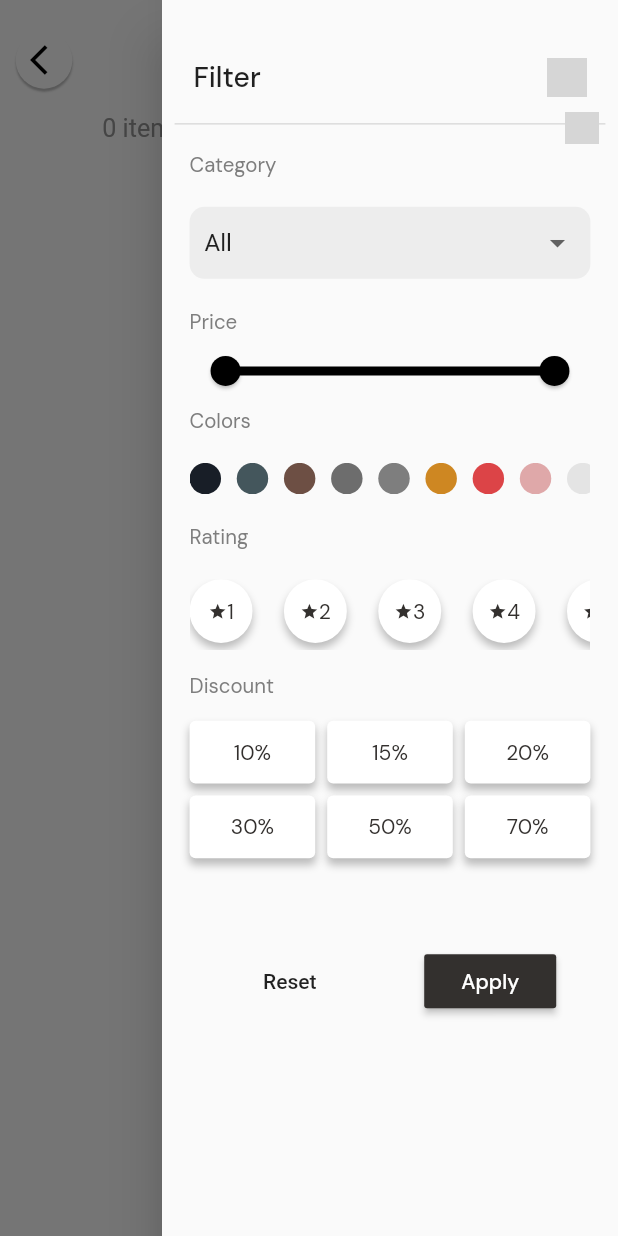
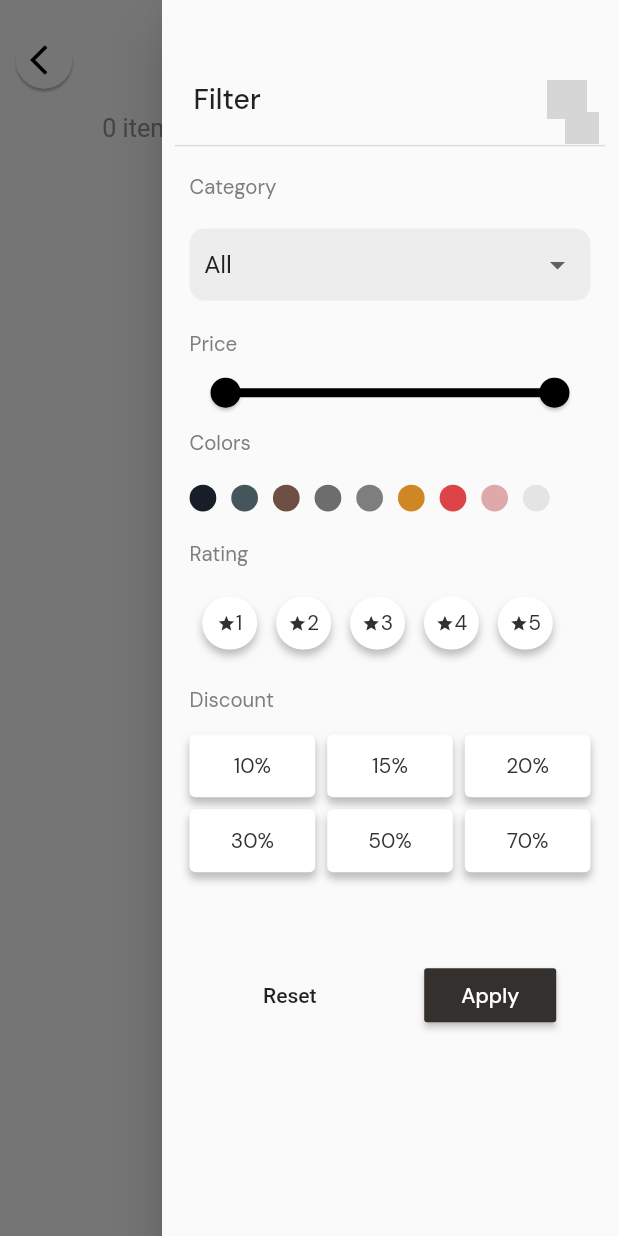
Before and after one commit to Mahmoudmnb/shop_app, a Flutter app: the SeeAllProductsPage screen opened directly with empty values, with the side drawer open, on a phone screen of 412 x 824 dp. Run offline on Flutter 3.47's test engine with Material 2 defaults, Android fonts, the phone set to English and light mode, and no system bars; our stand-ins replace appwrite, flutter_bloc, flutter_screenutil, flutter_staggered_animations, geocoding, geolocator and 10 more; missing offline and left inert: flutter_paypal_checkout; accounts and stored records are empty; grey boxes are pictures that could not be loaded.

Commit message:
fix some bugs

```diff
--- a/lib/featurs/main_page/featurs/check_out/screens/first_step.dart
+++ b/lib/featurs/main_page/featurs/check_out/screens/first_step.dart
@@ -99,6 +99,8 @@ class FirstStep extends StatelessWidget {
                       AddressModel address =
                           AddressModel.fromMap(locations[index]);
                       return CheckOutAddressCard(
+                          //! this property for select if this location is an only location
+                          lengthOfLocations: locations.length,
                           title: address.addressName,
                           description: address.address);
                     },
--- a/lib/featurs/main_page/featurs/check_out/screens/second_step.dart
+++ b/lib/featurs/main_page/featurs/check_out/screens/second_step.dart
@@ -61,7 +61,7 @@ class CheckOutScreen2 extends StatelessWidget {
                             image:
                                 const AssetImage('assets/images/location.png')),
                         SizedBox(
-                          width: 10.w,
+                          width: 10.w
                         ),
                         const CheckOutPoint(),
                         const CheckOutPoint(),
--- a/lib/featurs/main_page/featurs/home/pages/home_page.dart
+++ b/lib/featurs/main_page/featurs/home/pages/home_page.dart
@@ -56,7 +56,7 @@ class HomePage extends StatelessWidget {
           //! Discount products
           SizedBox(
               width: double.infinity,
-              height: 180.h,
+              height: 182.h,
               child: ListView.builder(
                   scrollDirection: Axis.horizontal,
                   itemCount:
--- a/lib/featurs/main_page/featurs/home/pages/see_all_products_page.dart
+++ b/lib/featurs/main_page/featurs/home/pages/see_all_products_page.dart
@@ -259,8 +259,7 @@ class _SeeAllProductsPageState extends State<SeeAllProductsPage> {
                     itemCount: categoryProducts.length,
                     gridDelegate:  SliverGridDelegateWithFixedCrossAxisCount(
                       crossAxisCount: 2,
-                      //* I edit it from .7 to .8
-                      childAspectRatio: .82.h,
+                      childAspectRatio: .7.h,
                       crossAxisSpacing: 20,
                     ),
                     itemBuilder: (context, index) {
--- a/lib/featurs/main_page/featurs/search/widgets/end_drawer.dart
+++ b/lib/featurs/main_page/featurs/search/widgets/end_drawer.dart
@@ -32,18 +32,14 @@ class EndDrawer extends StatelessWidget {
           .add(ChangeIsSearchEvent(isSearch: false));
     }
 
-    Widget sb({double width = 0, double height = 0}) {
-      return SizedBox(
-        height: height,
-        width: width,
-      );
-    }
-
-    return Drawer(
+    return SafeArea(
+      child: Drawer(
         child: Container(
+          margin: EdgeInsets.only(top: 15.h),
           padding: EdgeInsets.only(
               top: fromPage == 'SearchPage' ? 0 : 40.h, left: 8.w, right: 8.w),
-        child: Column(crossAxisAlignment: CrossAxisAlignment.start, children: [
+          child:
+              Column(crossAxisAlignment: CrossAxisAlignment.start, children: [
             Padding(
               padding: EdgeInsets.symmetric(horizontal: 12.w),
               child: Row(
@@ -63,12 +59,13 @@ class EndDrawer extends StatelessWidget {
                 ],
               ),
             ),
-          sb(height: fromPage == 'SearchPage' ? 0 : 10.h),
+            SizedBox(height: fromPage == 'SearchPage' ? 0 : 10.h),
             const Divider(thickness: 1),
             Container(
               padding: const EdgeInsets.symmetric(horizontal: 10),
-            child:
-                Column(crossAxisAlignment: CrossAxisAlignment.start, children: [
+              child: Column(
+                  crossAxisAlignment: CrossAxisAlignment.start,
+                  children: [
                     const SizedBox(height: 10),
                     Text(
                       "Category",
@@ -77,7 +74,7 @@ class EndDrawer extends StatelessWidget {
                           fontSize: 13.sp,
                           fontFamily: 'DM Sans'),
                     ),
-              sb(height: fromPage == 'SearchPage' ? 20.h : 20.h),
+                    SizedBox(height: fromPage == 'SearchPage' ? 20.h : 20.h),
                     Container(
                       width: double.infinity,
                       padding: const EdgeInsets.only(left: 10, right: 10),
@@ -169,7 +166,7 @@ class EndDrawer extends StatelessWidget {
                         },
                       ),
                     ),
-              sb(height: fromPage == 'SearchPage' ? 15.h : 20.h),
+                    SizedBox(height: fromPage == 'SearchPage' ? 15.h : 20.h),
                     Text(
                       "Price",
                       style: TextStyle(
@@ -206,7 +203,7 @@ class EndDrawer extends StatelessWidget {
                           fontSize: 13.sp,
                           fontFamily: 'DM Sans'),
                     ),
-              sb(height: fromPage == 'SearchPage' ? 15.h : 20.h),
+                    SizedBox(height: fromPage == 'SearchPage' ? 15.h : 20.h),
                     BlocBuilder<SearchCubit, SearchState>(
                       builder: (context, state) {
                         List<bool> filterColors = cubit.filterColors;
@@ -214,10 +211,11 @@ class EndDrawer extends StatelessWidget {
                           filterColors = cubit.filterColors;
                         }
                         return SizedBox(
-                    height: 20.w,
+                          height: 17.w,
                           child: ListView.separated(
                             physics: const BouncingScrollPhysics(),
-                      separatorBuilder: (context, index) => sb(width: 10.w),
+                            separatorBuilder: (context, index) =>
+                                SizedBox(width: 9.5.w),
                             scrollDirection: Axis.horizontal,
                             shrinkWrap: true,
                             itemCount: cubit.colors.length,
@@ -226,11 +224,12 @@ class EndDrawer extends StatelessWidget {
                                 cubit.selectFilterColor(index);
                               },
                               child: Container(
-                          width: 20.w,
-                          height: 20.w,
+                                width: 17.w,
+                                height: 17.w,
                                 decoration: BoxDecoration(
                                     border: filterColors[index]
-                                  ? Border.all(color: Colors.blue, width: 2)
+                                        ? Border.all(
+                                            color: Colors.blue, width: 2)
                                         : null,
                                     color: cubit.colors[index],
                                     borderRadius: BorderRadius.circular(100)),
@@ -240,7 +239,7 @@ class EndDrawer extends StatelessWidget {
                         );
                       },
                     ),
-              sb(height: fromPage == 'SearchPage' ? 10.h : 20.h),
+                    SizedBox(height: fromPage == 'SearchPage' ? 10.h : 20.h),
                     Text(
                       "Rating",
                       style: TextStyle(
@@ -248,7 +247,7 @@ class EndDrawer extends StatelessWidget {
                           fontSize: 13.sp,
                           fontFamily: 'DM Sans'),
                     ),
-              sb(height: fromPage == 'SearchPage' ? 15.h : 20.h),
+                    SizedBox(height: fromPage == 'SearchPage' ? 15.h : 20.h),
                     BlocBuilder<SearchCubit, SearchState>(
                       builder: (context, state) {
                         List<bool> filterRating = cubit.filterRating;
@@ -257,9 +256,11 @@ class EndDrawer extends StatelessWidget {
                         }
                         return SizedBox(
                           // padding: EdgeInsets.only(left: 10.w),
-                    height: 45.w,
+                          height: 43.w,
                           child: ListView.separated(
-                      separatorBuilder: (context, index) => sb(width: 20.w),
+                            padding: EdgeInsets.only(left: 8.w),
+                            separatorBuilder: (context, index) =>
+                                SizedBox(width: 12.w),
                             scrollDirection: Axis.horizontal,
                             shrinkWrap: true,
                             itemCount: 5,
@@ -268,7 +269,7 @@ class EndDrawer extends StatelessWidget {
                                 cubit.selectFilterRating(index);
                               },
                               child: Container(
-                          margin: EdgeInsets.only(bottom: 5.h),
+                                margin: EdgeInsets.only(bottom: 10.h),
                                 alignment: Alignment.center,
                                 decoration: BoxDecoration(
                                     boxShadow: [
@@ -281,7 +282,7 @@ class EndDrawer extends StatelessWidget {
                                         ? const Color(0xFF33302E)
                                         : Colors.white,
                                     borderRadius: BorderRadius.circular(100)),
-                          width: 40.w,
+                                width: 35.w,
                                 // height: 30.w,
                                 child: Row(
                                     mainAxisAlignment: MainAxisAlignment.center,
@@ -309,7 +310,7 @@ class EndDrawer extends StatelessWidget {
                         );
                       },
                     ),
-              sb(height: fromPage == 'SearchPage' ? 10.h : 15.h),
+                    SizedBox(height: fromPage == 'SearchPage' ? 10.h : 15.h),
                     Text(
                       "Discount",
                       style: TextStyle(
@@ -317,7 +318,7 @@ class EndDrawer extends StatelessWidget {
                           fontSize: 13.sp,
                           fontFamily: 'DM Sans'),
                     ),
-              sb(height: fromPage == 'SearchPage' ? 15.h : 15.h),
+                    SizedBox(height: fromPage == 'SearchPage' ? 15.h : 15.h),
                     BlocBuilder<SearchCubit, SearchState>(
                       builder: (context, state) {
                         List<bool> filterDiscount = cubit.filterDiscount;
@@ -349,7 +350,8 @@ class EndDrawer extends StatelessWidget {
                                       boxShadow: [
                                         BoxShadow(
                                             offset: const Offset(0, 4),
-                                      color: Colors.black.withOpacity(.25),
+                                            color:
+                                                Colors.black.withOpacity(.25),
                                             blurRadius: 4)
                                       ],
                                       borderRadius: BorderRadius.circular(4)),
@@ -368,7 +370,7 @@ class EndDrawer extends StatelessWidget {
                         );
                       },
                     ),
-              sb(height: fromPage == 'SearchPage' ? 40.h : 60.h),
+                    SizedBox(height: fromPage == 'SearchPage' ? 40.h : 60.h),
                     Row(
                       mainAxisAlignment: MainAxisAlignment.spaceAround,
                       children: [
@@ -396,7 +398,8 @@ class EndDrawer extends StatelessWidget {
                                     .then((allDiscountProducts) {
                                   context.read<DiscountProductsBloc>().add(
                                       GetAllDiscountEvent(
-                                    allDiscountProducts: allDiscountProducts));
+                                          allDiscountProducts:
+                                              allDiscountProducts));
                                 });
                               } else {
                                 await cubit.reset(searchWord, true);
@@ -423,7 +426,8 @@ class EndDrawer extends StatelessWidget {
                                       .searchInDiscounts(null)
                                       .then((searchResult) {
                                     context.read<DiscountProductsBloc>().add(
-                                  SearchInDiscount(searchResult: searchResult));
+                                        SearchInDiscount(
+                                            searchResult: searchResult));
                                   });
                                 } else {
                                   log(searchWord);
@@ -431,7 +435,8 @@ class EndDrawer extends StatelessWidget {
                                       .searchInDiscounts(searchWord)
                                       .then((searchResult) {
                                     context.read<DiscountProductsBloc>().add(
-                                  SearchInDiscount(searchResult: searchResult));
+                                        SearchInDiscount(
+                                            searchResult: searchResult));
                                   });
                                 }
                               } else {
@@ -450,6 +455,7 @@ class EndDrawer extends StatelessWidget {
             )
           ]),
         ),
+      ),
     );
   }
 }
```
Also changed, not shown: lib/featurs/main_page/featurs/check_out/screens/add_another_address.dart (+53 -38 lines), lib/featurs/main_page/featurs/check_out/widget/calculate_card.dart (+12 -9 lines), lib/featurs/main_page/featurs/check_out/widget/check_out_address.dart (+13 -12 lines), lib/featurs/main_page/featurs/check_out/widget/text_field_address.dart (added, +47 -0 lines), lib/featurs/main_page/featurs/search/pages/search_screen.dart (+6 -3 lines), lib/test.dart (deleted, +0 -85 lines). Lines whose indentation alone changed are shown as unchanged.
